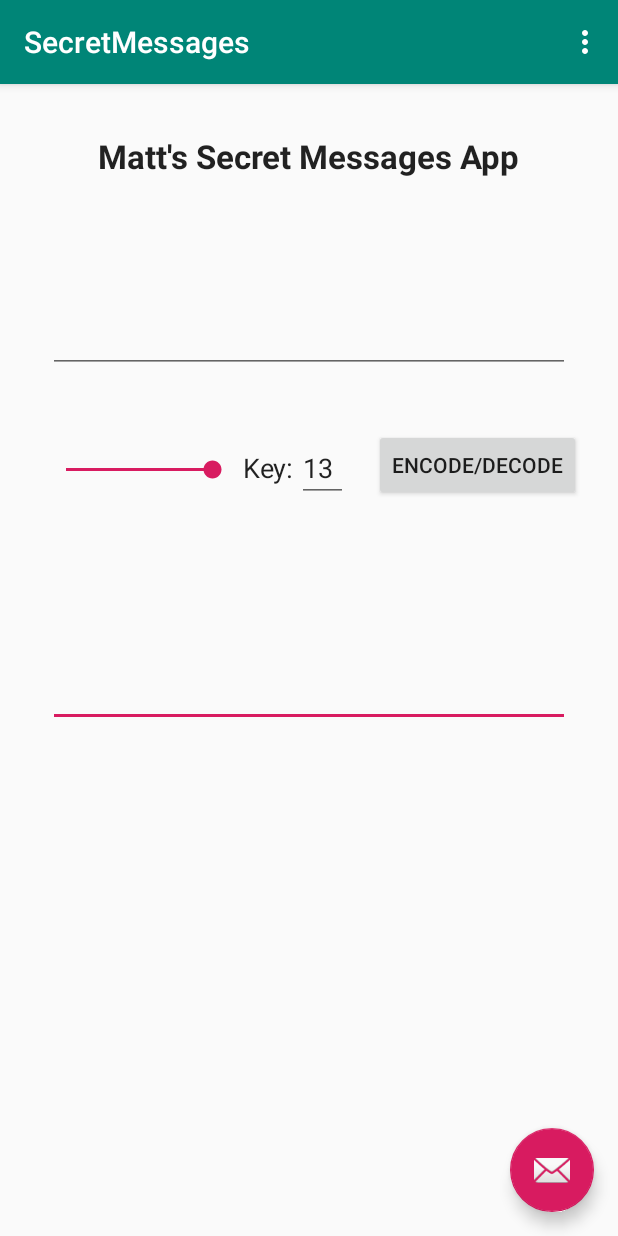
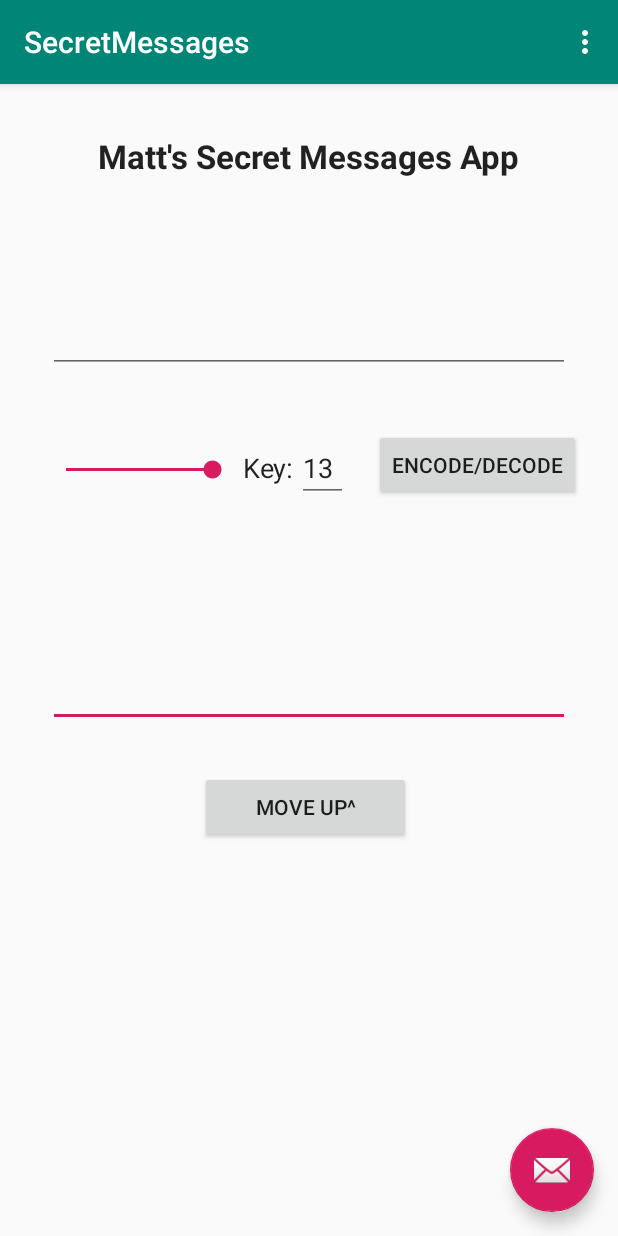
Before and after one commit to MatthewCookUNR/Getting-Started-with-Java, an Android app: the screen it shows after launch (MainActivity), on a phone screen of 412 x 824 dp. Run offline under Robolectric (Android 15) with nearby library versions, the phone set to English and light mode, and no system bars.

Commit message:
Added move up button and improved Seekbar

```diff
--- a/SecretMessages/Android App/app/src/main/java/com/example/secretmessages/MainActivity.java
+++ b/SecretMessages/Android App/app/src/main/java/com/example/secretmessages/MainActivity.java
@@ -3,9 +3,9 @@ package com.example.secretmessages;
 import android.content.Intent;
 import android.os.Bundle;
 import android.support.design.widget.FloatingActionButton;
-import android.support.design.widget.Snackbar;
 import android.support.v7.app.AppCompatActivity;
 import android.support.v7.widget.Toolbar;
+import android.text.InputFilter;
 import android.view.View;
 import android.view.Menu;
 import android.view.MenuItem;
@@ -13,8 +13,6 @@ import android.widget.Button;
 import android.widget.EditText;
 import android.widget.SeekBar;
 import android.widget.Toast;
-
-import java.sql.Time;
 import java.text.DateFormat;
 import java.util.Date;
 
@@ -25,6 +23,7 @@ public class MainActivity extends AppCompatActivity {
     private EditText keyVal;
     private SeekBar keySlider;
     private Button cipherButton;
+    private Button moveButton;
 
     //Takes in the desired message and key and encode or decodes
     //the message (symmetrical)
@@ -33,6 +32,7 @@ public class MainActivity extends AppCompatActivity {
         String output = "";
         String rvsedMessage = "";
         char key = (char) keyVal;
+        keySlider.setProgress(keyVal + 13);
 
         //Reverses the message to make it harder to guess
         for(int i = message.length()-1; i >= 0; i--)
@@ -103,14 +103,17 @@ public class MainActivity extends AppCompatActivity {
         keyVal = (EditText)findViewById(R.id.keyVal);
         keySlider = (SeekBar)findViewById(R.id.keySlider);
         cipherButton = (Button)findViewById(R.id.cipherButton);
+        moveButton = (Button)findViewById(R.id.moveButton);
 
-        Intent recievedIntent = getIntent();
-        String recievedText = recievedIntent.getStringExtra(Intent.EXTRA_TEXT);
-        if(recievedText != null)
+        //Handles sharing of text into the app
+        Intent receivedIntent = getIntent();
+        String receivedText = receivedIntent.getStringExtra(Intent.EXTRA_TEXT);
+        if(receivedText != null)
         {
-            inputText.setText(recievedText);
+            inputText.setText(receivedText);
         }
 
+        //Button encodes/decodes text using inputted text and key value
         cipherButton.setOnClickListener(new View.OnClickListener() {
             @Override
             public void onClick(View v) {
@@ -121,6 +124,18 @@ public class MainActivity extends AppCompatActivity {
             }
         });
 
+        //Button sets the input text to the output text
+        moveButton.setOnClickListener(new View.OnClickListener() {
+            @Override
+            public void onClick(View v) {
+                String textOut = outputText.getText().toString();
+                int key = Integer.parseInt(keyVal.getText().toString());
+                inputText.setText(textOut);
+                keySlider.setProgress(key * -1 + 13);
+            }
+        });
+
+        //SeekBar is from -13 to 13 and encodes/decodes text whenever progress changes
         keySlider.setOnSeekBarChangeListener(new SeekBar.OnSeekBarChangeListener() {
 
             @Override
@@ -146,6 +161,7 @@ public class MainActivity extends AppCompatActivity {
             }
         });
 
+        //Fab handles sharing text to other applications on android device such as email
         FloatingActionButton fab = findViewById(R.id.fab);
         fab.setOnClickListener(new View.OnClickListener() {
             @Override
--- a/SecretMessages/Android App/app/src/main/res/layout/content_main.xml
+++ b/SecretMessages/Android App/app/src/main/res/layout/content_main.xml
@@ -97,7 +97,7 @@
         android:layout_marginLeft="198dp"
         android:layout_marginTop="233dp"
         android:ems="10"
-        android:inputType="number"
+        android:inputType="numberSigned"
         android:text="13" />
 
     <Button
@@ -111,4 +111,20 @@
         android:layout_marginLeft="249dp"
         android:layout_marginTop="230dp"
         android:text="Encode/Decode" />
+
+    <Button
+        android:id="@+id/moveButton"
+        android:layout_width="140dp"
+        android:layout_height="wrap_content"
+        android:layout_alignParentStart="true"
+        android:layout_alignParentLeft="true"
+        android:layout_alignParentTop="true"
+        android:layout_alignParentEnd="true"
+        android:layout_alignParentRight="true"
+        android:layout_marginStart="133dp"
+        android:layout_marginLeft="133dp"
+        android:layout_marginTop="458dp"
+        android:layout_marginEnd="138dp"
+        android:layout_marginRight="138dp"
+        android:text="Move Up^" />
 </RelativeLayout>
```
